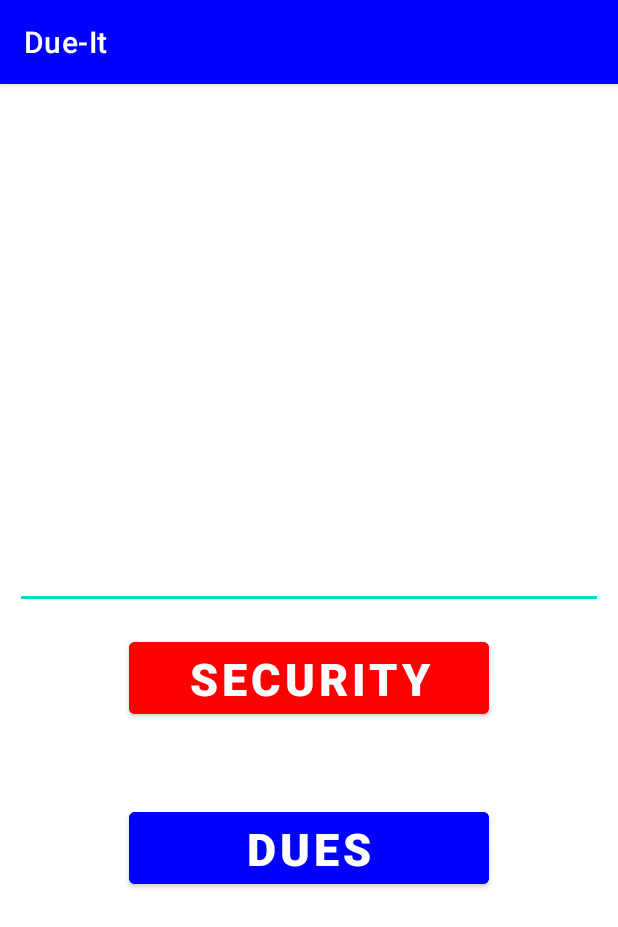
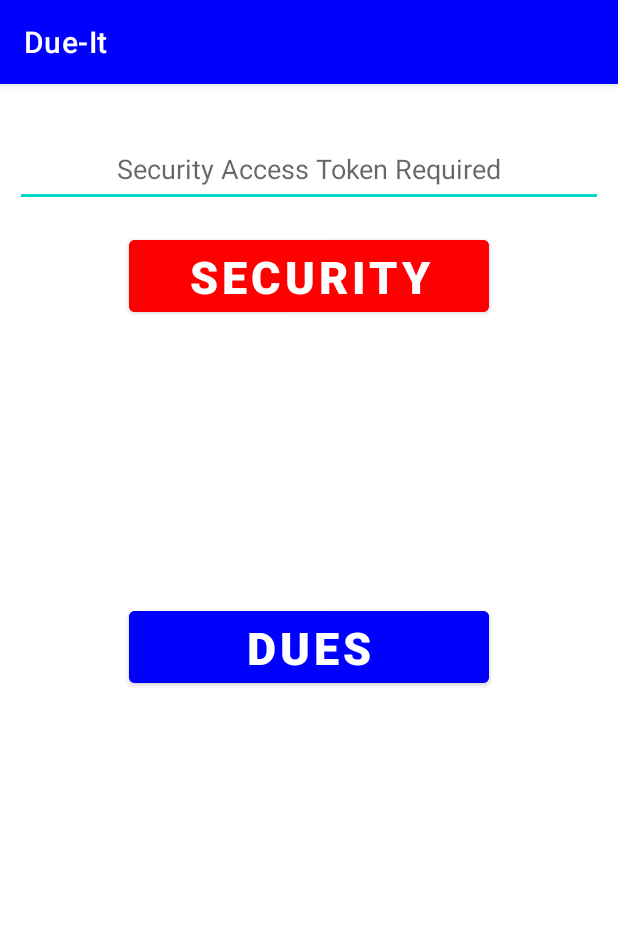
Before and after one commit to SgtTacos/Due-It, an Android app: the screen it shows after launch (MainActivity), after a tap on "SECURITY", on a phone screen of 412 x 824 dp. Shown: the top 927 px of the screen. Run offline under Robolectric (Android 15) with nearby library versions, the phone set to English and light mode, and no system bars; 4 statements that could not run were skipped.

Commit message:
Fixed SharedPreference object attempting to cast into a string.

```diff
--- a/app/src/main/java/com/example/due_it/MainActivity.java
+++ b/app/src/main/java/com/example/due_it/MainActivity.java
@@ -18,7 +18,7 @@ public class MainActivity extends AppCompatActivity {
     private static SharedPreferences sp;
     public String sec_Token;
 
-    /** This is the Main Activity Class.
+    /* This is the Main Activity Class.
      * This class will command the app work.
      */
 
@@ -26,56 +26,56 @@ public class MainActivity extends AppCompatActivity {
     protected void onCreate(Bundle savedInstanceState) {
         super.onCreate(savedInstanceState);
         setContentView(R.layout.activity_main);
-        /** Loading the app, it will retrieve a security token from SharedPreferences
-         * If a Token is present, it will be shown on screen and copied to text
-         * If there is no token in SharedPreferences
-         * a hint requesting Token will be shown
+        /* Loading the app, it will retrieve a security token from SharedPreferences
+          If a Token is present, it will be shown on screen and copied to text
+          If there is no token in SharedPreferences
+          a hint requesting Token will be shown
          */
-        SharedPreferences sp = getApplicationContext().getSharedPreferences("MyToken", Context.MODE_PRIVATE);
         EditText hint1 = findViewById(R.id.editToken);
         if (sp == null) {
             hint1.setHint("Security Access Token Required");
         } else {
-            hint1.setHint((CharSequence) sp);
-            hint1.setText((CharSequence) sp);
+            sp = getApplicationContext().getSharedPreferences("MyToken", Context.MODE_PRIVATE);
+            //hint1.setHint((CharSequence) sp.getString("MyToken", sec_Token));
+            //hint1.setText((CharSequence) sp.getString("MyToken", sec_Token));
         }
     }
 
     public void secToken(View view) {
-        /** This method will run when SECURITY Button is clicked
-         * Supposedly user will press security only if a new Token is provided
-         * Anyways if there is already a previous existing token, it will be re-saved
+        /* This method will run when SECURITY Button is clicked
+          Supposedly user will press security only if a new Token is provided
+          Anyways if there is already a previous existing token, it will be re-saved
          */
         sec_Token = securityToken();
     }
 
     private String securityToken() {
-        /** This method is invoked by method secToken and it is in charge of
+        /* This method is invoked by method secToken and it is in charge of
          *  getting the text content from the EditView object and verifying
          *  that it is not null. If it is will show a toast message.
          */
-        EditText txtToken = findViewById(R.id.editToken);
-        if (txtToken == null) {
-            Toast.makeText(MainActivity.this, "Missing Token", Toast.LENGTH_SHORT).show();
-        }
+        sec_Token = findViewById(R.id.editToken).toString();
+        Toast.makeText(MainActivity.this, "Missing Token", Toast.LENGTH_SHORT).show();
+
         saveToken(sec_Token);
         return sec_Token;
     }
 
     public static void saveToken(String sec_token) {
-        /** This method is invoked by securityToken and it is in charge of
-         *  saving the Token in SharedPreferences for future uses
-         *  It shows a Toast message indicating Token was saved
+        /* This method is invoked by securityToken and it is in charge of
+           saving the Token in SharedPreferences for future uses
+           It shows a Toast message indicating Token was saved
          */
         SharedPreferences.Editor editor = sp.edit();
         editor.putString("MyToken", sec_token);
         editor.apply();
+
         Toast.makeText((Context) sp,"Token was Saved", Toast.LENGTH_LONG).show();
     }
 
     void resultsResponse(List<String> due_assignments) {
-        /** This method exists to receive the results response,
-         *  translate it to the list and display the list
+        /* This method exists to receive the results response,
+           translate it to the list and display the list
          */
         Log.d("MainActivity", "Results: " + due_assignments);
         ArrayAdapter<String> ListAdapter = new ArrayAdapter<>(this, android.R.layout.simple_list_item_1, due_assignments);
--- a/app/src/main/res/layout/activity_main.xml
+++ b/app/src/main/res/layout/activity_main.xml
@@ -12,7 +12,7 @@
         android:layout_height="50dp"
         android:layout_marginStart="8dp"
         android:layout_marginLeft="8dp"
-        android:layout_marginTop="300dp"
+        android:layout_marginTop="32dp"
         android:layout_marginEnd="8dp"
         android:layout_marginRight="8dp"
         android:ems="10"
@@ -65,10 +65,4 @@
         app:layout_constraintStart_toStartOf="parent"
         app:layout_constraintTop_toBottomOf="@+id/button1" />
 
-    <androidx.recyclerview.widget.RecyclerView
-        android:layout_width="409dp"
-        android:layout_height="298dp"
-        tools:layout_editor_absoluteX="1dp"
-        tools:layout_editor_absoluteY="1dp" />
-
 </androidx.constraintlayout.widget.ConstraintLayout>
```
